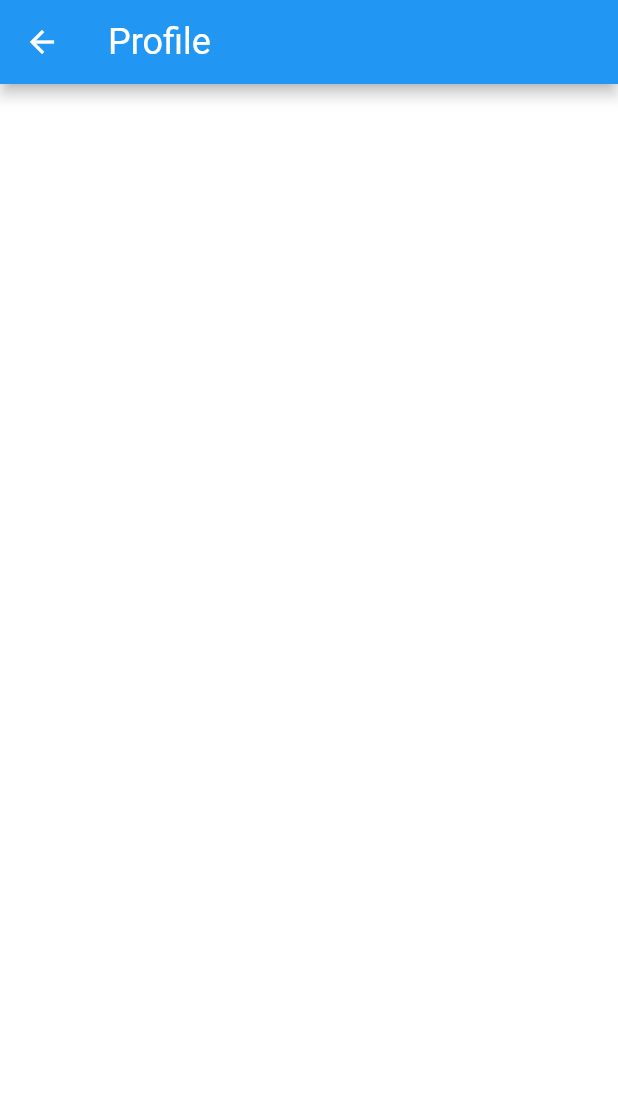
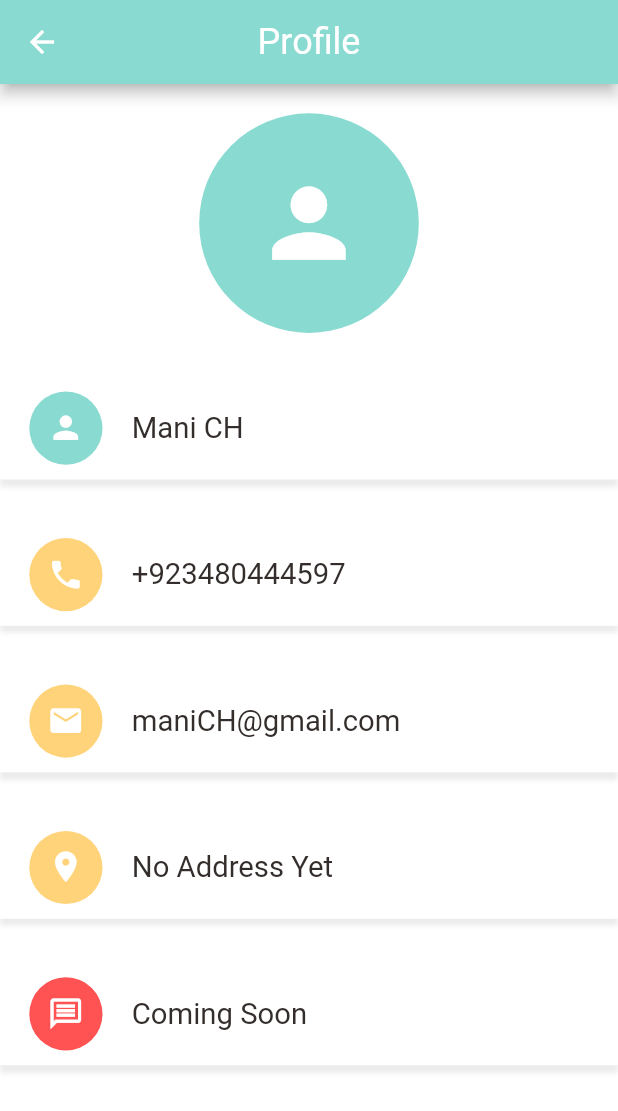
Before and after one commit to ManiCh786/fastfood_app, a Flutter app: the AccountPage screen opened by its route, on a phone screen of 412 x 824 dp. Shown: the top 1111 px of the screen. Run offline on Flutter 3.47's test engine with Material 2 defaults, Android fonts, the phone set to English and light mode, and no system bars; our stand-ins replace dots_indicator, get.

Commit message:
tillAccountPageUi

```diff
--- a/lib/screens/account/account_page.dart
+++ b/lib/screens/account/account_page.dart
@@ -1,5 +1,8 @@
+import 'package:fastfood_app/utils/utils.dart';
 import 'package:fastfood_app/widgets/big_text.dart';
 import 'package:flutter/material.dart';
+
+import '../../widgets/widgets.dart';
 
 class AccountPage extends StatelessWidget {
   const AccountPage({Key? key}) : super(key: key);
@@ -8,12 +11,114 @@ class AccountPage extends StatelessWidget {
   Widget build(BuildContext context) {
     return Scaffold(
       appBar: AppBar(
+        backgroundColor: AppColors.mainColor,
+        centerTitle: true,
         title: BigText(
           text: "Profile",
           size: 24,
           color: Colors.white,
         ),
       ),
+      body: Container(
+        width: double.maxFinite,
+        margin: EdgeInsets.only(top: Dimensions.height20),
+        child: Column(
+          children: [
+            // ProfileIcon
+            IconButtonWidget(
+              onPressed: () {},
+              icon: Icons.person,
+              backgroundColor: AppColors.mainColor,
+              iconSize: Dimensions.height45 + Dimensions.height30,
+              iconColor: Colors.white,
+              size: Dimensions.height15 * 10,
+            ),
+            SizedBox(height: Dimensions.height30),
+            Expanded(
+              child: SingleChildScrollView(
+                child: Column(
+                  children: [
+                    // Name List
+                    AccountWidget(
+                      iconButtonWidget: IconButtonWidget(
+                        icon: Icons.person,
+                        onPressed: () {},
+                        iconColor: Colors.white,
+                        backgroundColor: AppColors.mainColor,
+                        iconSize: Dimensions.height10 * 5 / 2,
+                        size: Dimensions.height10 * 5,
+                      ),
+                      bigText: BigText(
+                        text: "Mani CH",
+                      ),
+                    ),
+                    SizedBox(height: Dimensions.height30),
+                    //Phone
+                    AccountWidget(
+                      iconButtonWidget: IconButtonWidget(
+                        icon: Icons.phone,
+                        onPressed: () {},
+                        iconColor: Colors.white,
+                        backgroundColor: AppColors.yellowColor,
+                        iconSize: Dimensions.height10 * 5 / 2,
+                        size: Dimensions.height10 * 5,
+                      ),
+                      bigText: BigText(
+                        text: "+923480444597",
+                      ),
+                    ),
+                    SizedBox(height: Dimensions.height30),
+                    // email
+                    AccountWidget(
+                      iconButtonWidget: IconButtonWidget(
+                        icon: Icons.email,
+                        onPressed: () {},
+                        iconColor: Colors.white,
+                        backgroundColor: AppColors.yellowColor,
+                        iconSize: Dimensions.height10 * 5 / 2,
+                        size: Dimensions.height10 * 5,
+                      ),
+                      bigText: BigText(
+                        text: "maniCH@gmail.com",
+                      ),
+                    ),
+                    SizedBox(height: Dimensions.height30),
+                    // Address
+                    AccountWidget(
+                      iconButtonWidget: IconButtonWidget(
+                        icon: Icons.location_on,
+                        onPressed: () {},
+                        iconColor: Colors.white,
+                        backgroundColor: AppColors.yellowColor,
+                        iconSize: Dimensions.height10 * 5 / 2,
+                        size: Dimensions.height10 * 5,
+                      ),
+                      bigText: BigText(
+                        text: "No Address Yet",
+                      ),
+                    ),
+                    SizedBox(height: Dimensions.height30),
+                    // Message
+                    AccountWidget(
+                      iconButtonWidget: IconButtonWidget(
+                        icon: Icons.message_outlined,
+                        onPressed: () {},
+                        iconColor: Colors.white,
+                        backgroundColor: Colors.redAccent,
+                        iconSize: Dimensions.height10 * 5 / 2,
+                        size: Dimensions.height10 * 5,
+                      ),
+                      bigText: BigText(
+                        text: "Coming Soon",
+                      ),
+                    ),
+                  ],
+                ),
+              ),
+            )
+          ],
+        ),
+      ),
     );
   }
 }
--- /dev/null
+++ b/lib/widgets/account_widget.dart
@@ -0,0 +1,40 @@
+import 'package:fastfood_app/widgets/big_text.dart';
+import 'package:fastfood_app/widgets/iconbutton_widget.dart';
+import 'package:flutter/material.dart';
+
+import '../utils/utils.dart';
+
+class AccountWidget extends StatelessWidget {
+  IconButtonWidget iconButtonWidget;
+  BigText bigText;
+
+  AccountWidget(
+      {Key? key, required this.iconButtonWidget, required this.bigText})
+      : super(key: key);
+
+  @override
+  Widget build(BuildContext context) {
+    return Container(
+      decoration: BoxDecoration(
+        color: Colors.white,
+        boxShadow: [
+          BoxShadow(
+            blurRadius: 2,
+            offset: Offset(0, 5),
+            color: Colors.grey.withOpacity(0.2),
+          )
+        ],
+      ),
+      padding: EdgeInsets.only(
+        left: Dimensions.width20,
+        top: Dimensions.width10,
+        bottom: Dimensions.width10,
+      ),
+      child: Row(children: [
+        iconButtonWidget,
+        SizedBox(width: Dimensions.width20),
+        bigText,
+      ]),
+    );
+  }
+}
--- a/lib/widgets/widgets.dart
+++ b/lib/widgets/widgets.dart
@@ -5,3 +5,4 @@ export 'iconbutton_widget.dart';
 export 'app_column.dart';
 export 'expandatable_text.dart';
 export 'spacer.dart';
+export 'account_widget.dart';
```
